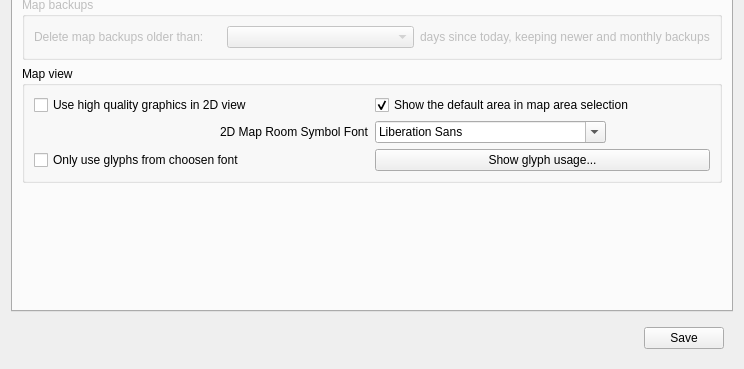
Before: the Qt Designer form src/ui/profile_preferences.ui in Mudlet/Mudlet, drawn with Qt 5; both pictures show x 0 to 744 and y 299 to 668 of the 744 by 668 pixel window.
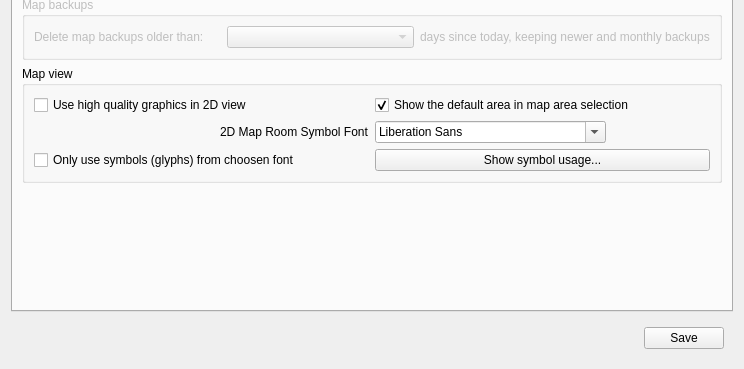
After: the same form once the commit is applied. The open tabs and pages were chosen to show the change. Icons and pictures are not drawn. Custom widgets are drawn as their Qt base class.

Commit message:
Revise: use symbol rather than just glyph/grapheme
Also modified 2D mapper "Symbol" tooltip to observe that more than one
letter/symbol can be used (although they will be drawn smaller so that they
still fit.

Add tool-tips to profile preferences dialog for font controls (except for
"fudge factor" control (with range x0.50 to x2.00 for scaling of symbol
to test rectangle used to fit it into the room shape)...

```diff
--- a/src/ui/profile_preferences.ui
+++ b/src/ui/profile_preferences.ui
@@ -1717,14 +1717,14 @@
           <item row="3" column="0">
            <widget class="QCheckBox" name="checkBox_onlyUseChoosenFont">
             <property name="text">
-             <string>Only use glyphs from choosen font</string>
+             <string>Only use symbols (glyphs) from choosen font</string>
             </property>
            </widget>
           </item>
           <item row="3" column="1">
            <widget class="QPushButton" name="pushButton_showGlyphUsage">
             <property name="text">
-             <string>Show glyph usage...</string>
+             <string>Show symbol usage...</string>
             </property>
            </widget>
           </item>
```
The commit also changes 2 other files.
